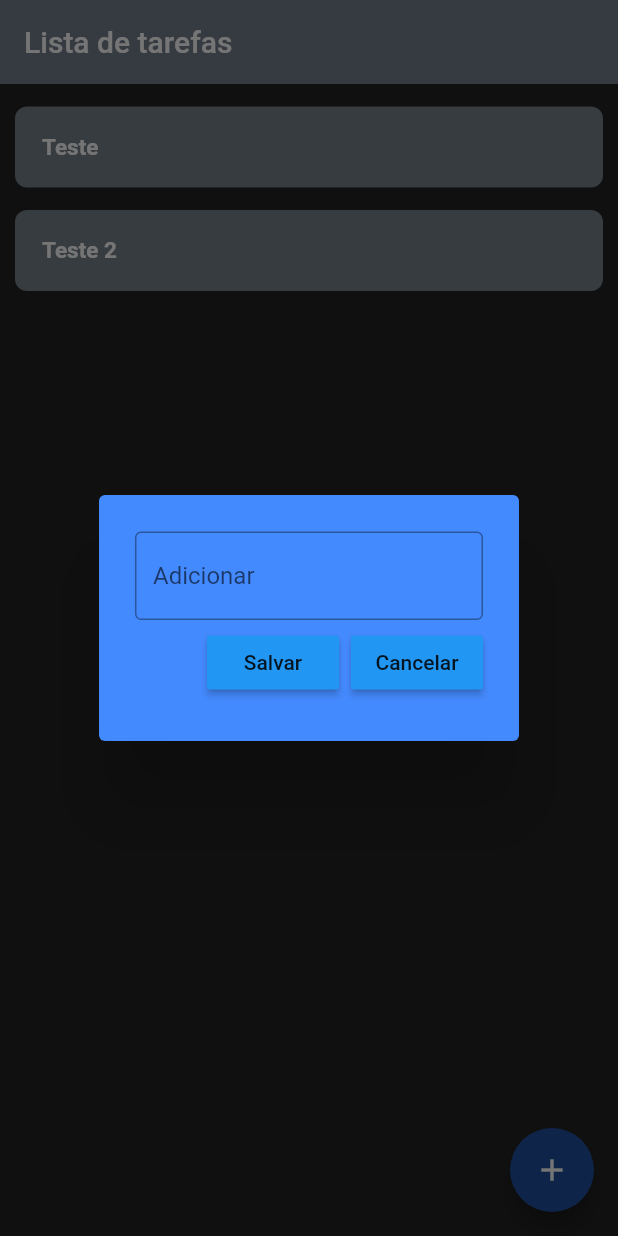
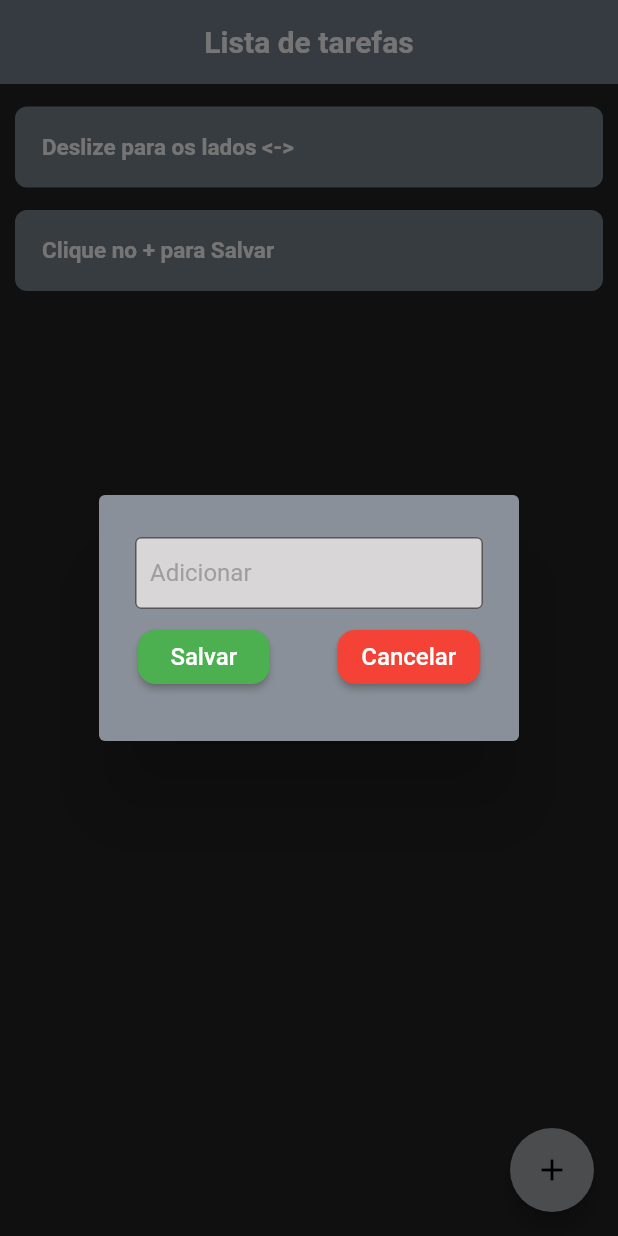
Before and after one commit to Jhonnee101/App-MyList, a Flutter app: the screen it shows after launch, after a tap on the "add" icon, on a phone screen of 412 x 824 dp. Run offline on Flutter 3.47's test engine with Material 2 defaults, Android fonts, the phone set to English and light mode, and no system bars; drawn by our look-alikes of flutter_slidable; our stand-ins replace hive_flutter; accounts and stored records are empty.

Commit message:
Branch att 1

```diff
--- a/todo/lib/data/database.dart
+++ b/todo/lib/data/database.dart
@@ -7,8 +7,8 @@ class ToDoDataBase {
 
   void createInitialData() {
     toDoList = [
-      ["Teste", false],
-      ["Teste 2", false],
+      ["Deslize para os lados <-> ", false],
+      ["Clique no + para Salvar", false],
     ];
   }
 
--- a/todo/lib/main.dart
+++ b/todo/lib/main.dart
@@ -19,7 +19,7 @@ class Myapp extends StatelessWidget {
     return MaterialApp(
       debugShowCheckedModeBanner: false,
       home: HomePage(),
-      theme: ThemeData(primarySwatch: Colors.blue),
+      theme: ThemeData(primarySwatch: Colors.grey),
     );
   }
 }
--- a/todo/lib/pages/home_page.dart
+++ b/todo/lib/pages/home_page.dart
@@ -70,16 +70,35 @@ class _HomePageState extends State<HomePage> {
     return Scaffold(
       backgroundColor: Color.fromARGB(255, 35, 35, 36),
       appBar: AppBar(
-        title: Text("Lista de tarefas"),
+        title: Center(
+          child: Text(
+            "Lista de tarefas",
+            style: TextStyle(
+              fontSize: 20,
+              fontWeight: FontWeight.bold,
+              color: Colors.white,
+            ),
+          ),
+        ),
         backgroundColor: const Color.fromARGB(255, 118, 127, 141),
         elevation: 0,
       ),
       floatingActionButton: FloatingActionButton(
         onPressed: createNewTask,
         child: Icon(Icons.add),
-        backgroundColor: Color.fromARGB(255, 30, 78, 160),
+        backgroundColor: Color.fromARGB(255, 162, 165, 168),
       ),
-      body: ListView.builder(
+      body: db.toDoList.isEmpty
+          ? Center(
+              child: Text(
+                "Sua lista está vazia!",
+                style: TextStyle(
+                  fontSize: 25,
+                  color: Colors.white,
+                ),
+              ),
+            )
+          : ListView.builder(
               itemCount: db.toDoList.length,
               itemBuilder: (context, index) {
                 return ToDoTile(
@@ -89,7 +108,8 @@ class _HomePageState extends State<HomePage> {
                   onDelete: () => deleteTask(index),
                   onCheck: (status) => checkBoxChanged(true, index),
                 );
-          }),
+              },
+            ),
     );
   }
 }
--- a/todo/lib/util/diolog_box.dart
+++ b/todo/lib/util/diolog_box.dart
@@ -6,18 +6,19 @@ class DialogBox extends StatelessWidget {
   VoidCallback onSave;
   VoidCallback onCancel;
 
-
   DialogBox({
-    super.key,
+    Key? key,
     required this.controller,
     required this.onSave,
     required this.onCancel,
-    });
+  }) : super(key: key);
 
   @override
   Widget build(BuildContext context) {
-    return AlertDialog(
-      backgroundColor: Colors.blueAccent,
+    return ClipRRect(
+      borderRadius: BorderRadius.circular(12.0), // Borda mais arredondada
+      child: AlertDialog(
+        backgroundColor: const Color.fromARGB(255, 138, 144, 153),
         content: Container(
           height: 120,
           child: Column(
@@ -26,19 +27,42 @@ class DialogBox extends StatelessWidget {
               TextField(
                 controller: controller,
                 decoration: InputDecoration(
-                  border: OutlineInputBorder(), hintText: "Adicionar"),
+                  border: OutlineInputBorder(),
+                  hintText: "Adicionar",
+                  filled: true,
+                  fillColor: Color.fromARGB(255, 216, 214, 214),
+                  contentPadding: EdgeInsets.all(10),
+                  hintStyle: TextStyle(color: Colors.grey),
+                  focusedBorder: OutlineInputBorder(
+                    borderSide: BorderSide(color: Colors.blue),
+                    borderRadius: BorderRadius.circular(12.0),
+                  ),
+                ),
               ),
               Row(
-              mainAxisAlignment: MainAxisAlignment.end,
+                mainAxisAlignment: MainAxisAlignment.center,
                 children: [
-                MyButton(text: "Salvar", onPressed: onSave),
-                const SizedBox(width: 8),
-                MyButton(text: "Cancelar", onPressed: onCancel)
+                  MyButton(
+                    text: "Salvar",
+                    onPressed: onSave,
+                    buttonColor: Colors.green.shade500,
+                    textColor: Colors.white,
+                    textStyle: TextStyle(fontSize: 16),
+                  ),
+                  const SizedBox(width: 45),
+                  MyButton(
+                    text: "Cancelar",
+                    onPressed: onCancel,
+                    buttonColor: Colors.red.shade500,
+                    textColor: Colors.white,
+                    textStyle: TextStyle(fontSize: 16),
+                  ),
                 ],
               )
             ],
           ),
         ),
+      ),
     );
   }
 }
--- a/todo/lib/util/my_button.dart
+++ b/todo/lib/util/my_button.dart
@@ -2,19 +2,33 @@ import 'package:flutter/material.dart';
 
 class MyButton extends StatelessWidget {
   final String text;
-  VoidCallback onPressed;
+  final VoidCallback onPressed;
+  final Color? buttonColor;
+  final Color? textColor;
+  final TextStyle? textStyle;
+
   MyButton({
-    super.key,
+    Key? key,
     required this.text,
     required this.onPressed,
-    });
+    this.buttonColor,
+    this.textColor,
+    this.textStyle,
+  }) : super(key: key);
 
   @override
   Widget build(BuildContext context) {
-    return  MaterialButton(
+    return MaterialButton(
       onPressed: onPressed,
-      color: Theme.of(context).primaryColor,
-      child: Text(text),
+      color: buttonColor ?? Theme.of(context).primaryColor,
+      textColor: textColor ?? Colors.white,
+      shape: RoundedRectangleBorder(
+        borderRadius: BorderRadius.circular(12.0), // Ajuste o valor conforme necessário
+      ),
+      child: Text(
+        text,
+        style: textStyle,
+      ),
     );
   }
 }
--- a/todo/lib/util/todo_tile.dart
+++ b/todo/lib/util/todo_tile.dart
@@ -65,8 +65,8 @@ class ToDoTile extends StatelessWidget {
                       ? TextDecoration.lineThrough
                       : TextDecoration.none,
                   decorationColor: taskCompleted
-                      ? Colors
-                          .black // Defina a cor da linha quando taskCompleted for verdadeiro
+                      ? const Color.fromARGB(255, 87, 14,
+                          8) // Defina a cor da linha quando taskCompleted for verdadeiro
                       : null,
                   decorationThickness:
                       3.0, // Ou defina como null para usar a cor padrão do TextDecoration.lineThrough
```
Lines whose indentation alone changed are shown as unchanged.
